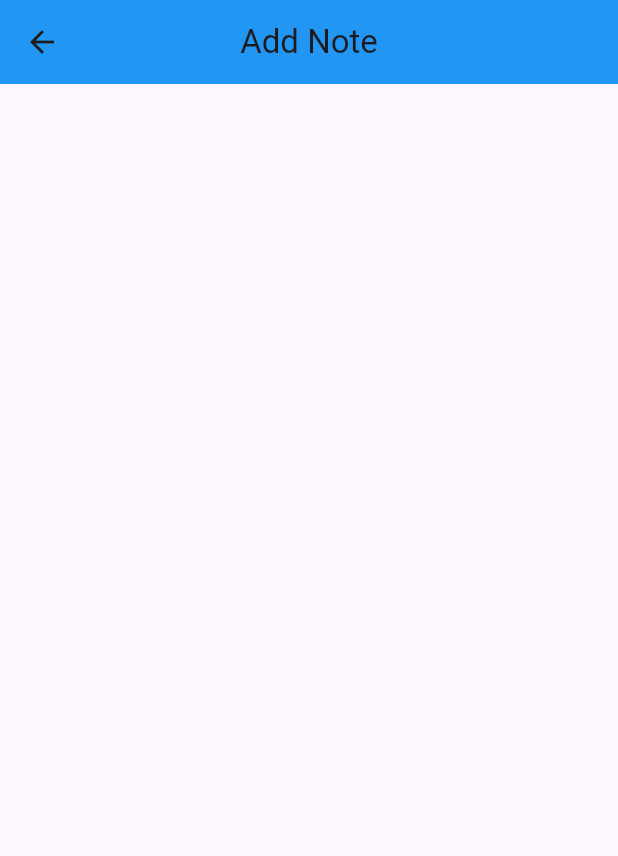
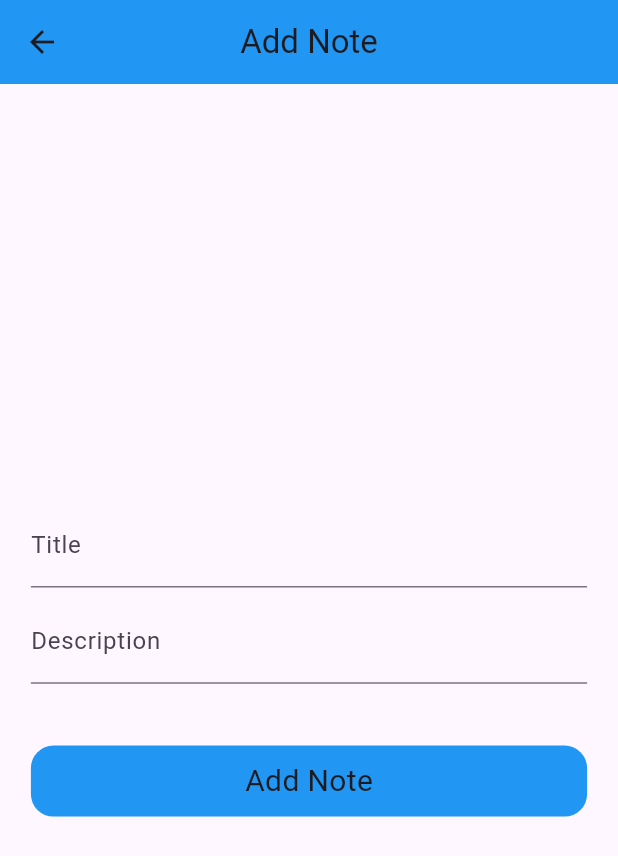
Before and after one commit to Aabis-Ahmed-Hassan/Notepad-Firebase, a Flutter app: the AddNote screen opened directly, on a phone screen of 412 x 824 dp. Shown: the top 856 px of the screen. Run offline on Flutter 3.47's test engine with Material 3 defaults, Android fonts, the phone set to English and light mode, and no system bars; our stand-ins replace cloud_firestore, firebase_auth, firebase_core; accounts and stored records are empty; generated files the repository leaves out were written again.

Commit message:
Done with Add Note

```diff
--- a/lib/view/add_note.dart
+++ b/lib/view/add_note.dart
@@ -1,18 +1,85 @@
+import 'package:firebase_auth/firebase_auth.dart';
 import 'package:flutter/material.dart';
+import 'package:notepad_with_firebase/view_model/add_note_class.dart';
 
+import '../utils/components/my_button.dart';
 import '../utils/constants/colors.dart';
 
-class AddNote extends StatelessWidget {
+class AddNote extends StatefulWidget {
   const AddNote({super.key});
 
   @override
+  State<AddNote> createState() => _AddNoteState();
+}
+
+class _AddNoteState extends State<AddNote> {
+  bool _loading = false;
+  final _titleController = TextEditingController();
+  final _descriptionController = TextEditingController();
+
+  String uid = FirebaseAuth.instance.currentUser!.uid;
+  @override
   Widget build(BuildContext context) {
+    double height = MediaQuery.of(context).size.height * 1;
+    double width = MediaQuery.of(context).size.width * 1;
+
     return Scaffold(
       appBar: AppBar(
         title: Text('Add Note'),
         centerTitle: true,
         backgroundColor: primaryColor,
       ),
+      body: Padding(
+        padding: EdgeInsets.symmetric(
+          horizontal: width * 0.05,
+        ),
+        child: Column(
+          mainAxisAlignment: MainAxisAlignment.center,
+          crossAxisAlignment: CrossAxisAlignment.center,
+          children: [
+            TextFormField(
+              controller: _titleController,
+              decoration: InputDecoration(
+                label: Text(
+                  'Title',
+                ),
+                hintText: 'Please enter the title',
+              ),
+            ),
+            SizedBox(
+              height: height * 0.01,
+            ),
+            TextFormField(
+              controller: _descriptionController,
+              decoration: InputDecoration(
+                label: Text(
+                  'Description',
+                ),
+                hintText: 'Please enter the description',
+              ),
+            ),
+            SizedBox(
+              height: height * 0.05,
+            ),
+            MyButton(
+              title: 'Add Note',
+              onTap: () async {
+                setState(() {
+                  _loading = true;
+                });
+                await AddNoteClass().add(uid, _titleController.text,
+                    _descriptionController.text, context);
+                setState(
+                  () {
+                    _loading = false;
+                  },
+                );
+              },
+              loading: _loading,
+            ),
+          ],
+        ),
+      ),
     );
   }
 }
```
Also changed, not shown: lib/view_model/add_note_class.dart (added, +40 -0 lines), lib/view_model/auth_methods.dart (+9 -0 lines).
